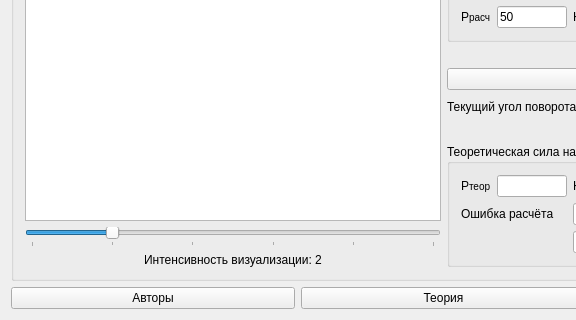
Old version of the form mainwindow.ui in the repository mmaulwurff/mech-brake1; both pictures show x 0 to 576 and y 474 to 794 of the 887 by 794 pixel window.
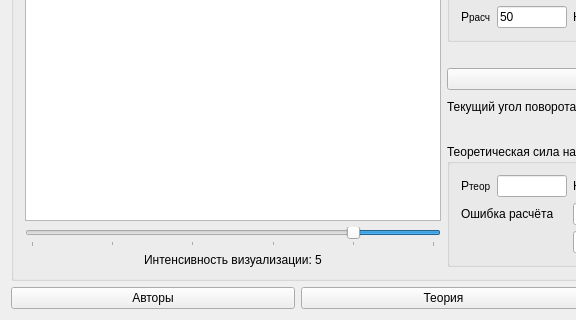
New version of the form. Icons and pictures are not drawn.

Commit message: inverted intensity slider

```diff
--- a/mainwindow.ui
+++ b/mainwindow.ui
@@ -91,7 +91,7 @@
             <enum>Qt::Horizontal</enum>
            </property>
            <property name="invertedAppearance">
-            <bool>false</bool>
+            <bool>true</bool>
            </property>
            <property name="invertedControls">
             <bool>false</bool>
@@ -107,7 +107,7 @@
          <item>
           <widget class="QLabel" name="intenLabel">
            <property name="text">
-            <string>Интенсивность визуализации: 2</string>
+            <string>Интенсивность визуализации: 5</string>
            </property>
            <property name="alignment">
             <set>Qt::AlignCenter</set>
```
The commit also changes 2 other files.
